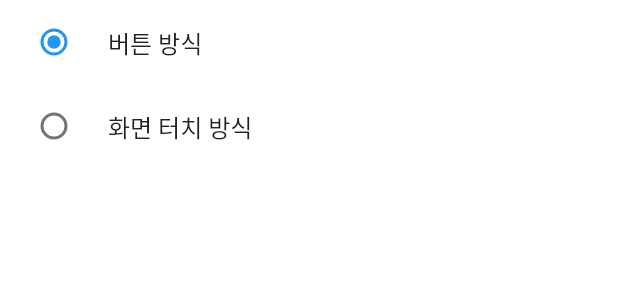
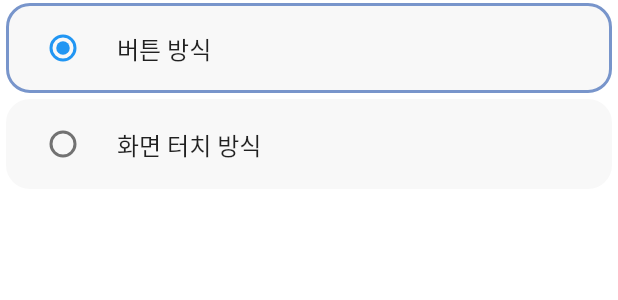
Before and after one commit to KimHyungSik/isCounter, a Flutter app: the MethodRaido widget shown alone on an empty page, opened directly with empty values, on a phone screen of 412 x 824 dp. Shown: the top 300 px of the screen. Run offline on Flutter 3.47's test engine with Material 2 defaults, Android fonts, the phone set to English and light mode, and no system bars; our stand-ins replace shared_preferences, tuple; missing offline and left inert: dart:ffi; accounts and stored records are empty.

Commit message:
method button 디자인 수정

```diff
--- a/lib/presentation/common/method_radio.dart
+++ b/lib/presentation/common/method_radio.dart
@@ -2,6 +2,7 @@ import 'package:flutter/material.dart';
 
 import '../../common/localization.dart';
 import '../../database/model/counter/counter_method.dart';
+import '../../theme/colors.dart';
 
 class MethodRaido extends StatelessWidget {
   const MethodRaido(
@@ -17,20 +18,32 @@ class MethodRaido extends StatelessWidget {
         methodRadioListTile(
           string(Localize.addCounterButtonMethod),
           Method.BUTTON,
+          context,
         ),
         methodRadioListTile(
           string(Localize.addCounterScreenMethod),
           Method.SCREEN,
+          context,
         ),
       ],
     );
   }
 
-  RadioListTile<Method> methodRadioListTile(
-    String title,
-    Method value,
-  ) {
-    return RadioListTile(
+  Widget methodRadioListTile(String title, Method value, BuildContext context) {
+    return Padding(
+      padding: const EdgeInsets.symmetric(horizontal: 4, vertical: 2),
+      child: Container(
+        decoration: BoxDecoration(
+          color: lightContainerBackgroundColor,
+          borderRadius: BorderRadius.circular(16),
+          border: Border.all(
+            color: selected == value
+                ? Theme.of(context).dividerColor
+                : lightContainerBackgroundColor,
+            width: 2,
+          ),
+        ),
+        child: RadioListTile(
           title: Text(title),
           value: value,
           groupValue: selected,
@@ -39,6 +52,8 @@ class MethodRaido extends StatelessWidget {
               onChanged(value);
             }
           },
+        ),
+      ),
     );
   }
 }
--- a/lib/presentation/pages/addcounter/add_counter_screen.dart
+++ b/lib/presentation/pages/addcounter/add_counter_screen.dart
@@ -28,6 +28,9 @@ class AddCounterScreen extends StatelessWidget {
               child: Column(
                 children: [
                   paddedColumn(context),
+                  const SizedBox(
+                    height: 16,
+                  ),
                   selectedMethod(
                     context,
                     (method) {
@@ -113,9 +116,6 @@ class AddCounterScreen extends StatelessWidget {
             (select) {
               context.read<AddCounterViewModel>().selectColor(select);
             },
-          ),
-          ItemDescription(
-            string(Localize.addCounterButtonMethod),
           ),
         ],
       ),
@@ -269,6 +269,9 @@ class AddCounterScreen extends StatelessWidget {
               mainAxisAlignment: MainAxisAlignment.end,
               crossAxisAlignment: CrossAxisAlignment.center,
               children: [
+                const SizedBox(
+                  height: 16,
+                ),
                 selectedMethod(
                   context,
                   (method) {
--- a/lib/theme/colors.dart
+++ b/lib/theme/colors.dart
@@ -6,8 +6,10 @@ const lightPrimaryColor = Color(0xff4A55A2);
 const lightBackgroundColor = Colors.white;
 const lightDividerColor = Color(0xff7895CB);
 const lightTextCoolor = Colors.black;
+const lightContainerBackgroundColor = Color(0xfff8f8f8);
 
 const darkPrimaryColor = Color(0xff5C469C);
 const darkBackgroundColor = Colors.black;
 const darkDividerColor = Color(0xffD4ADFC);
 const darkTextColor = Colors.white;
+const darkContainerBackgroundColor = Color(0xfff8f8f8);
```
Also changed, not shown: 1 other file. Lines whose indentation alone changed are shown as unchanged.
